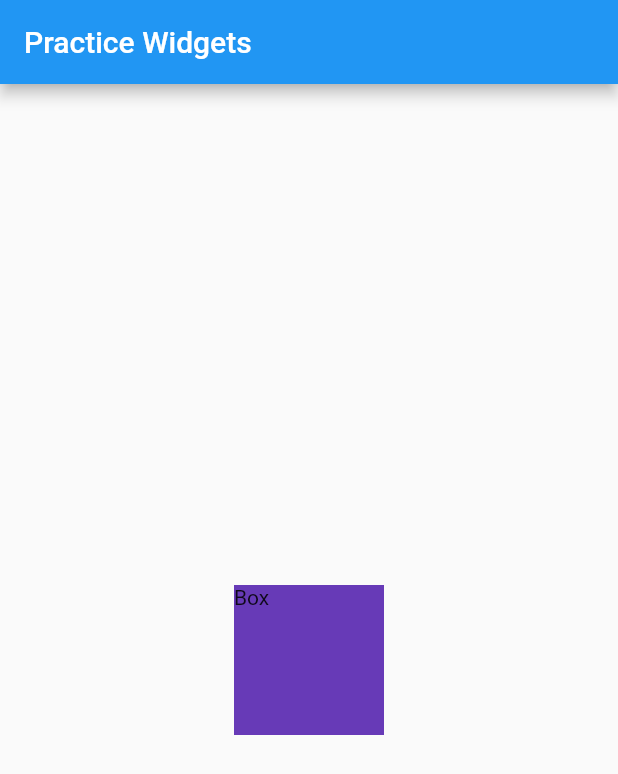
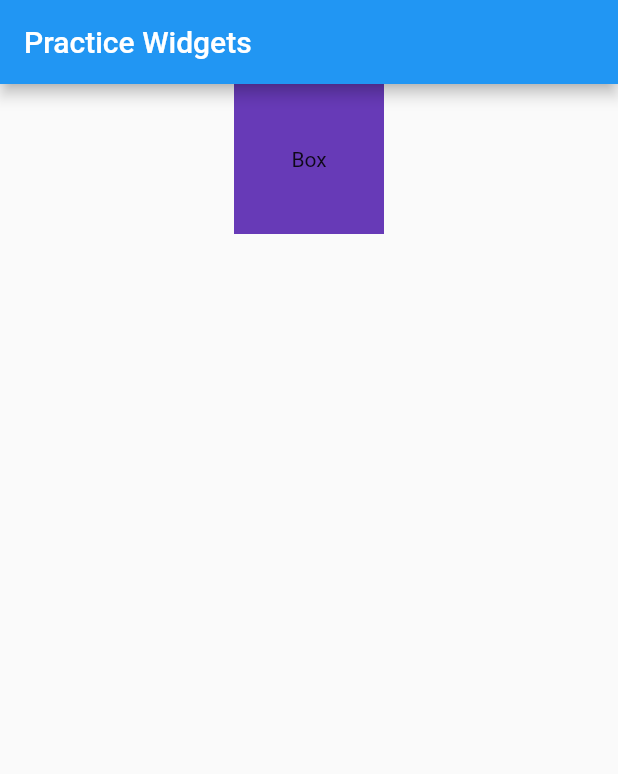
Before and after one commit to ahmedkaimkhani/SMIT-Flutter-Widgets-Learning, a Flutter app: the screen it shows after launch, on a phone screen of 412 x 824 dp. Shown: the top 774 px of the screen. Run offline on Flutter 3.47's test engine with Material 2 defaults, Android fonts, the light colour scheme and no system bars.

Commit message:
practice

```diff
--- a/lib/practice.dart
+++ b/lib/practice.dart
@@ -10,14 +10,13 @@
         title: const Text('Practice Widgets'),
       ),
       body: Column(
-        mainAxisAlignment: MainAxisAlignment.center,
         children: [
           Center(
             child: Container(
               height: 100,
               width: 100,
               color: Colors.deepPurple,
-              child: Text('Box'),
+              child: Center(child: Text('Box')),
             ),
           ),
         ],
```
